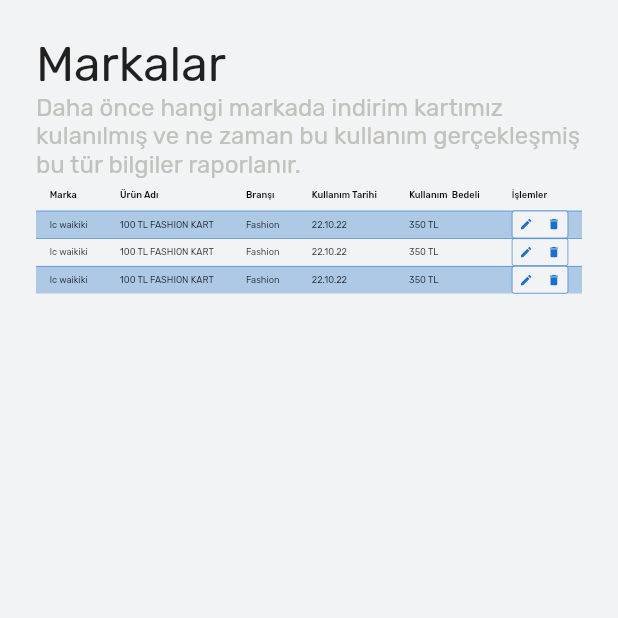
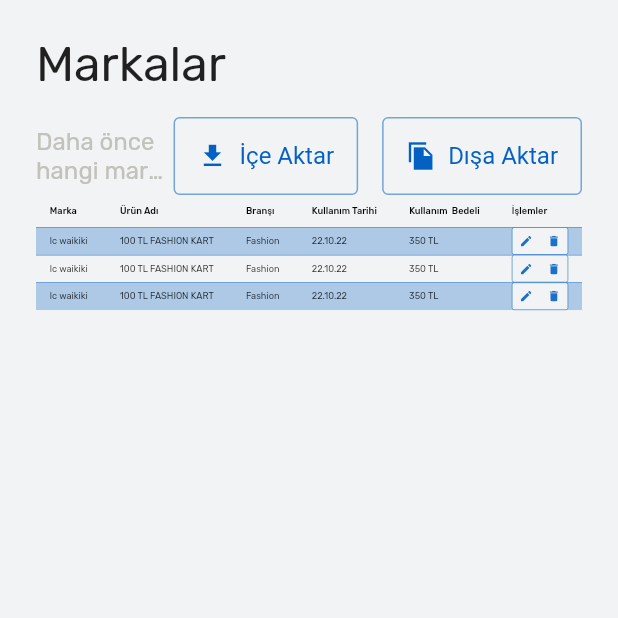
Before and after one commit to korayv/go_project, a Flutter app: the BrandsScreen screen opened directly, on a phone screen of 412 x 824 dp, the top half of it. Run offline on Flutter 3.47's test engine with Material 2 defaults, Android fonts, the light colour scheme and no system bars; missing offline and left inert: autocomplete_textfield, bitsdojo_window, dart:ffi; network calls fail.

Commit message:
Brands header edited

```diff
--- a/lib/views/contents/Brands.dart
+++ b/lib/views/contents/Brands.dart
@@ -43,10 +43,39 @@
           Column(
             crossAxisAlignment: CrossAxisAlignment.start,
             children: [
-              const Text("Markalar", style: TextStyle(fontFamily: "Rubik", fontSize: 32),),
-              Container(
-                child: const Text("Daha önce hangi markada indirim kartımız kulanılmış ve ne zaman bu kullanım gerçekleşmiş bu tür bilgiler raporlanır.", style: TextStyle(fontFamily: "Rubik", fontSize: 16,color: AppColors.gray),),
-              )
+              const Text(
+                "Markalar",
+                style: TextStyle(fontFamily: "Rubik", fontSize: 32),
+              ),
+              const SizedBox(height: 16),
+              Row(
+                mainAxisAlignment: MainAxisAlignment.spaceBetween,
+                children: [
+                  const Flexible(
+                    child: Text(
+                      "Daha önce hangi markada indirim kartımız kulanılmış ve ne zaman bu kullanım gerçekleşmiş bu tür bilgiler raporlanır.",
+                      style: TextStyle(
+                          fontFamily: "Rubik",
+                          fontSize: 16,
+                          color: AppColors.gray),
+                      softWrap: false,
+                      maxLines: 2,
+                      overflow: TextOverflow.ellipsis,
+                    ),
+                  ),
+                  OutlinedButton.icon(
+                    onPressed: () => {},
+                    icon: const Icon(Icons.file_download, size: 20),
+                    label: const Text("İçe Aktar"),
+                  ),
+                  const SizedBox(width: 16),
+                  OutlinedButton.icon(
+                    onPressed: () => {},
+                    icon: const Icon(Icons.file_copy_sharp, size: 20),
+                    label: const Text("Dışa Aktar"),
+                  ),
+                ],
+              ),
             ],
           ),
           FittedBox(
```
